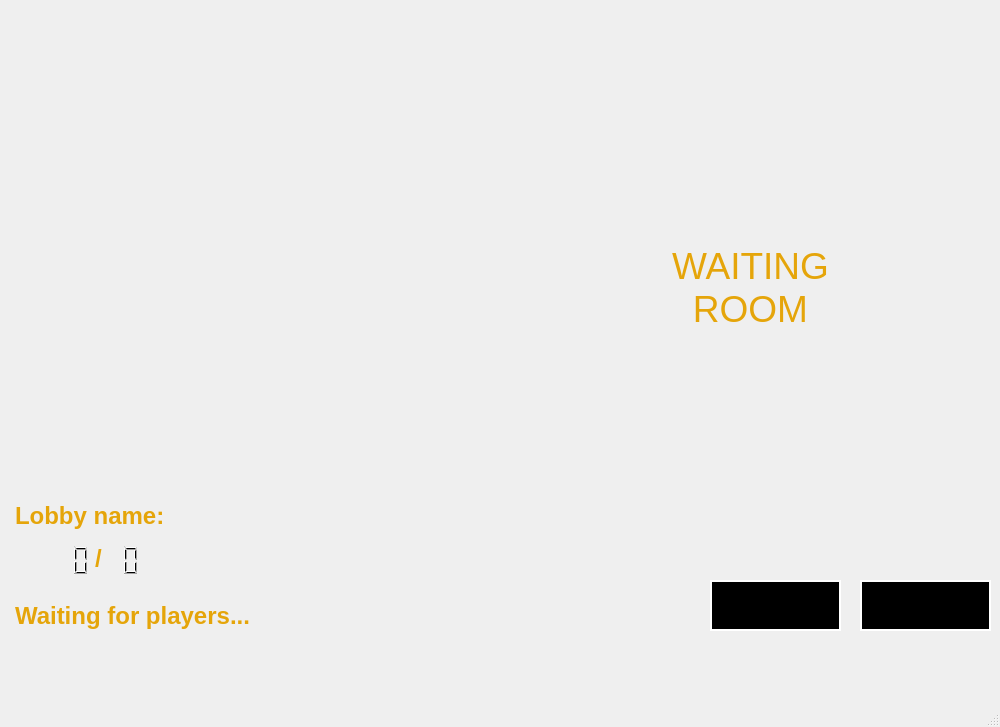
First picture: the form in client/Lobby/waitingroom.ui, repository mateozorzi/practice-sdd, before the edit.
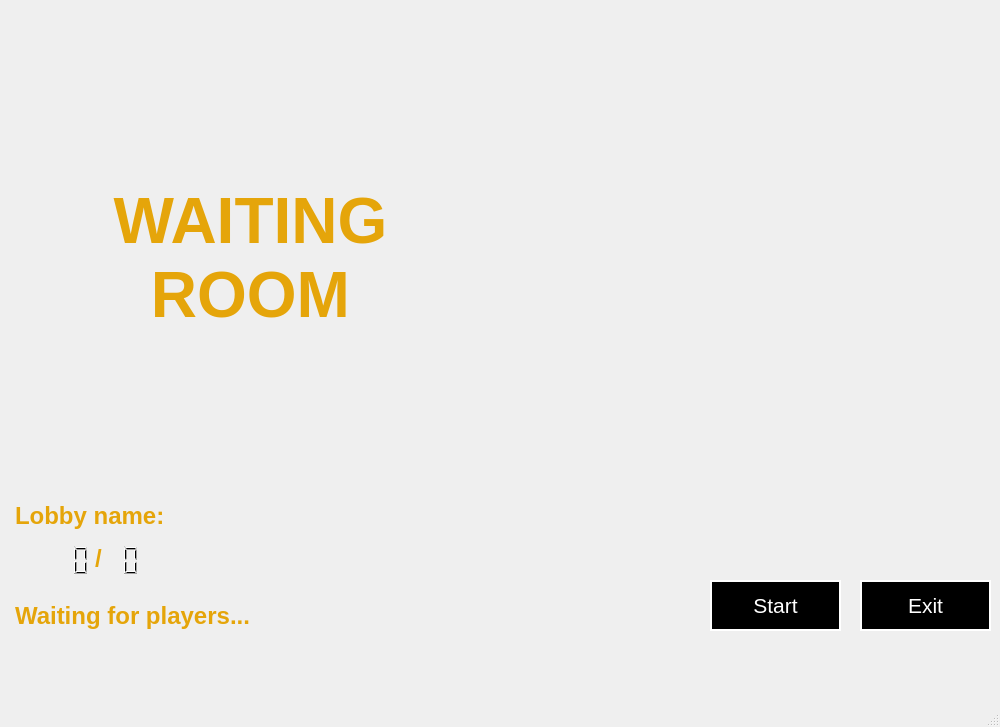
Second picture: the form after the edit. Icons and pictures are not drawn.

```diff
--- a/client/Lobby/waitingroom.ui
+++ b/client/Lobby/waitingroom.ui
@@ -22,10 +22,10 @@
    <widget class="QTextEdit" name="textEdit">
     <property name="geometry">
      <rect>
-      <x>620</x>
-      <y>240</y>
-      <width>261</width>
-      <height>111</height>
+      <x>40</x>
+      <y>180</y>
+      <width>421</width>
+      <height>171</height>
      </rect>
     </property>
     <property name="styleSheet">
@@ -43,7 +43,7 @@
 li.unchecked::marker { content: &quot;\2610&quot;; }
 li.checked::marker { content: &quot;\2612&quot;; }
 &lt;/style&gt;&lt;/head&gt;&lt;body style=&quot; font-family:'Ubuntu Sans'; font-size:11pt; font-weight:400; font-style:normal;&quot;&gt;
-&lt;p align=&quot;center&quot; style=&quot; margin-top:0px; margin-bottom:0px; margin-left:0px; margin-right:0px; -qt-block-indent:0; text-indent:0px;&quot;&gt;&lt;span style=&quot; font-size:28pt;&quot;&gt;WAITING ROOM&lt;/span&gt;&lt;/p&gt;&lt;/body&gt;&lt;/html&gt;</string>
+&lt;p align=&quot;center&quot; style=&quot; margin-top:0px; margin-bottom:0px; margin-left:0px; margin-right:0px; -qt-block-indent:0; text-indent:0px;&quot;&gt;&lt;span style=&quot; font-size:48pt; font-weight:700;&quot;&gt;WAITING ROOM&lt;/span&gt;&lt;/p&gt;&lt;/body&gt;&lt;/html&gt;</string>
     </property>
    </widget>
    <widget class="QPushButton" name="start">
@@ -62,6 +62,7 @@
     </property>
     <property name="styleSheet">
      <string notr="true">background-color: rgb(0, 0, 0);
+color: rgb(255, 255, 255);
 border: 2px solid;
 border-color: rgb(255, 255, 255);</string>
     </property>
@@ -85,6 +86,7 @@
     </property>
     <property name="styleSheet">
      <string notr="true">background-color: rgb(0, 0, 0);
+color: rgb(255, 255, 255);
 border: 2px solid;
 border-color: rgb(255, 255, 255);</string>
     </property>
```
Left out of the diff: 5 changed lines with no effect on the pictures.
